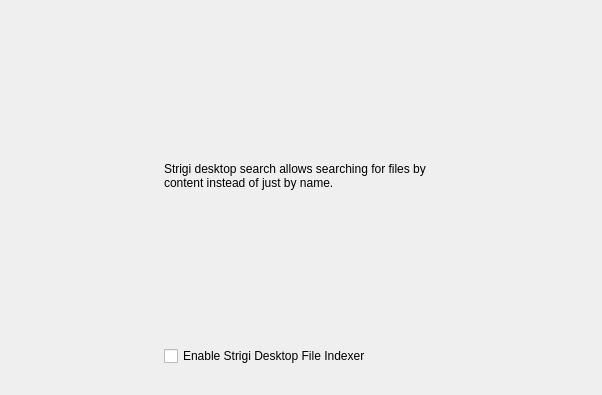
Qt form kde/kaptan/src/gui/searchWidget.ui (pars-linux/uludag) before a commit.
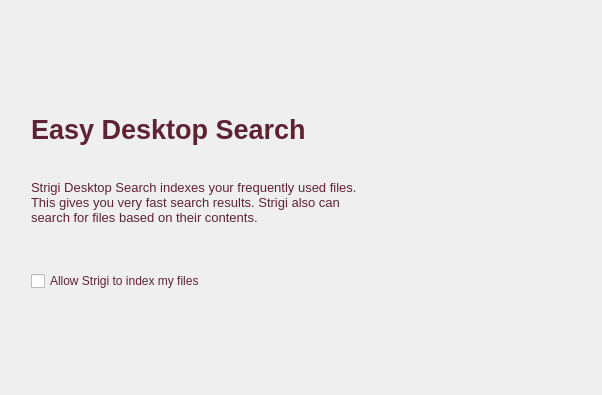
The same form after that commit.

Commit message: search widget is ready

```diff
--- a/kde/kaptan/src/gui/searchWidget.ui
+++ b/kde/kaptan/src/gui/searchWidget.ui
@@ -13,6 +13,9 @@
   <property name="windowTitle">
    <string>Desktop Search</string>
   </property>
+  <property name="styleSheet">
+   <string>color: rgb(95, 34, 52);</string>
+  </property>
   <layout class="QGridLayout" name="gridLayout">
    <item row="0" column="2">
     <spacer name="verticalSpacer_3">
@@ -20,7 +23,7 @@
       <enum>Qt::Vertical</enum>
      </property>
      <property name="sizeType">
-      <enum>QSizePolicy::Fixed</enum>
+      <enum>QSizePolicy::Expanding</enum>
      </property>
      <property name="sizeHint" stdset="0">
       <size>
@@ -35,9 +38,12 @@
      <property name="orientation">
       <enum>Qt::Horizontal</enum>
      </property>
+     <property name="sizeType">
+      <enum>QSizePolicy::Fixed</enum>
+     </property>
      <property name="sizeHint" stdset="0">
       <size>
-       <width>146</width>
+       <width>20</width>
        <height>20</height>
       </size>
      </property>
@@ -45,10 +51,61 @@
    </item>
    <item row="1" column="1" colspan="2">
     <layout class="QVBoxLayout" name="verticalLayout">
+     <item>
+      <widget class="QLabel" name="label">
+       <property name="sizePolicy">
+        <sizepolicy hsizetype="Fixed" vsizetype="Fixed">
+         <horstretch>0</horstretch>
+         <verstretch>0</verstretch>
+        </sizepolicy>
+       </property>
+       <property name="minimumSize">
+        <size>
+         <width>0</width>
+         <height>50</height>
+        </size>
+       </property>
+       <property name="font">
+        <font>
+         <pointsize>20</pointsize>
+         <weight>75</weight>
+         <bold>true</bold>
+        </font>
+       </property>
+       <property name="styleSheet">
+        <string>color: rgb(95, 34, 52);</string>
+       </property>
+       <property name="text">
+        <string>Easy Desktop Search</string>
+       </property>
+      </widget>
+     </item>
+     <item>
+      <spacer name="verticalSpacer_5">
+       <property name="orientation">
+        <enum>Qt::Vertical</enum>
+       </property>
+       <property name="sizeType">
+        <enum>QSizePolicy::Fixed</enum>
+       </property>
+       <property name="sizeHint" stdset="0">
+        <size>
+         <width>20</width>
+         <height>20</height>
+        </size>
+       </property>
+      </spacer>
+     </item>
      <item>
       <layout class="QHBoxLayout" name="horizontalLayout">
        <item>
         <widget class="QLabel" name="labelSearchDescription">
+         <property name="minimumSize">
+          <size>
+           <width>350</width>
+           <height>0</height>
+          </size>
+         </property>
          <property name="styleSheet">
           <string notr="true">color:black</string>
          </property>
@@ -56,7 +113,11 @@
           <enum>QFrame::Raised</enum>
          </property>
          <property name="text">
-          <string>Strigi desktop search allows searching for files by content instead of just by name.</string>
+          <string>&lt;!DOCTYPE HTML PUBLIC &quot;-//W3C//DTD HTML 4.0//EN&quot; &quot;http://www.w3.org/TR/REC-html40/strict.dtd&quot;&gt;
+&lt;html&gt;&lt;head&gt;&lt;meta name=&quot;qrichtext&quot; content=&quot;1&quot; /&gt;&lt;style type=&quot;text/css&quot;&gt;
+p, li { white-space: pre-wrap; }
+&lt;/style&gt;&lt;/head&gt;&lt;body style=&quot; font-family:'Sans Serif'; font-size:8pt; font-weight:400; font-style:normal;&quot;&gt;
+&lt;p style=&quot; margin-top:0px; margin-bottom:0px; margin-left:0px; margin-right:0px; -qt-block-indent:0; text-indent:0px;&quot;&gt;&lt;span style=&quot; font-size:10pt; color:#5f2234;&quot;&gt;Strigi Desktop Search indexes your frequently used files. This gives you very fast search results. Strigi also can search for files based on their contents.&lt;/span&gt;&lt;/p&gt;&lt;/body&gt;&lt;/html&gt;</string>
          </property>
          <property name="wordWrap">
           <bool>true</bool>
@@ -91,10 +152,10 @@
      <item>
       <widget class="QCheckBox" name="checkBoxNepomuk">
        <property name="styleSheet">
-        <string notr="true">color:black</string>
+        <string notr="true"/>
        </property>
        <property name="text">
-        <string>Enable Strigi Desktop File Indexer</string>
+        <string>Allow Strigi to index my files</string>
        </property>
        <property name="checked">
         <bool>false</bool>
@@ -108,9 +169,12 @@
      <property name="orientation">
       <enum>Qt::Horizontal</enum>
      </property>
+     <property name="sizeType">
+      <enum>QSizePolicy::Fixed</enum>
+     </property>
      <property name="sizeHint" stdset="0">
       <size>
-       <width>146</width>
+       <width>20</width>
        <height>20</height>
       </size>
      </property>
@@ -122,7 +186,7 @@
       <enum>Qt::Vertical</enum>
      </property>
      <property name="sizeType">
-      <enum>QSizePolicy::Fixed</enum>
+      <enum>QSizePolicy::Expanding</enum>
      </property>
      <property name="sizeHint" stdset="0">
       <size>
```
